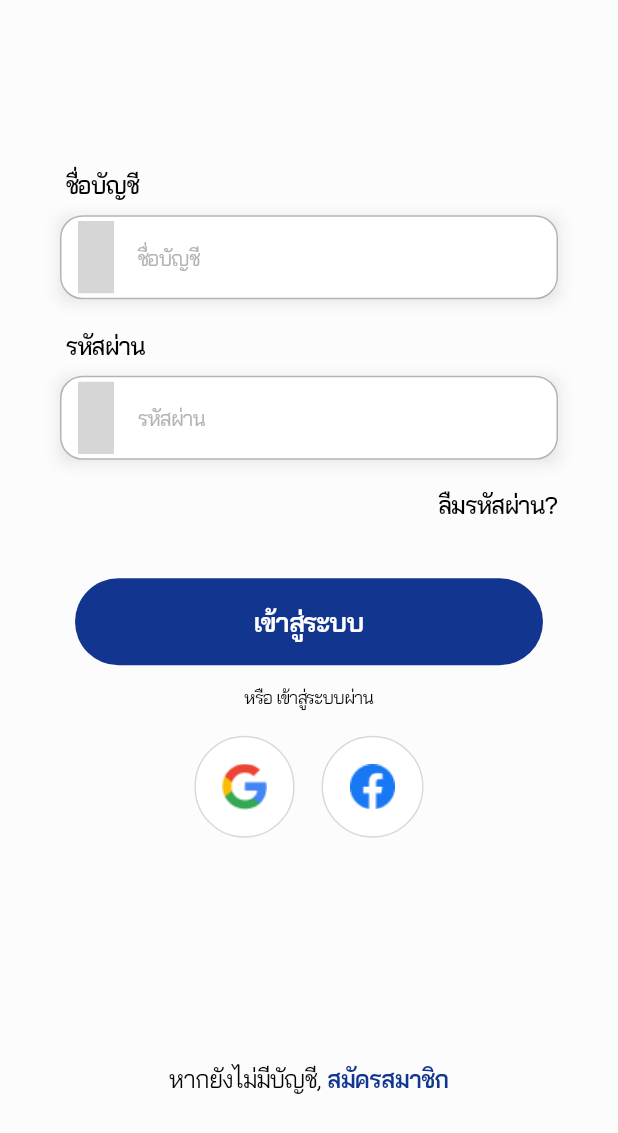
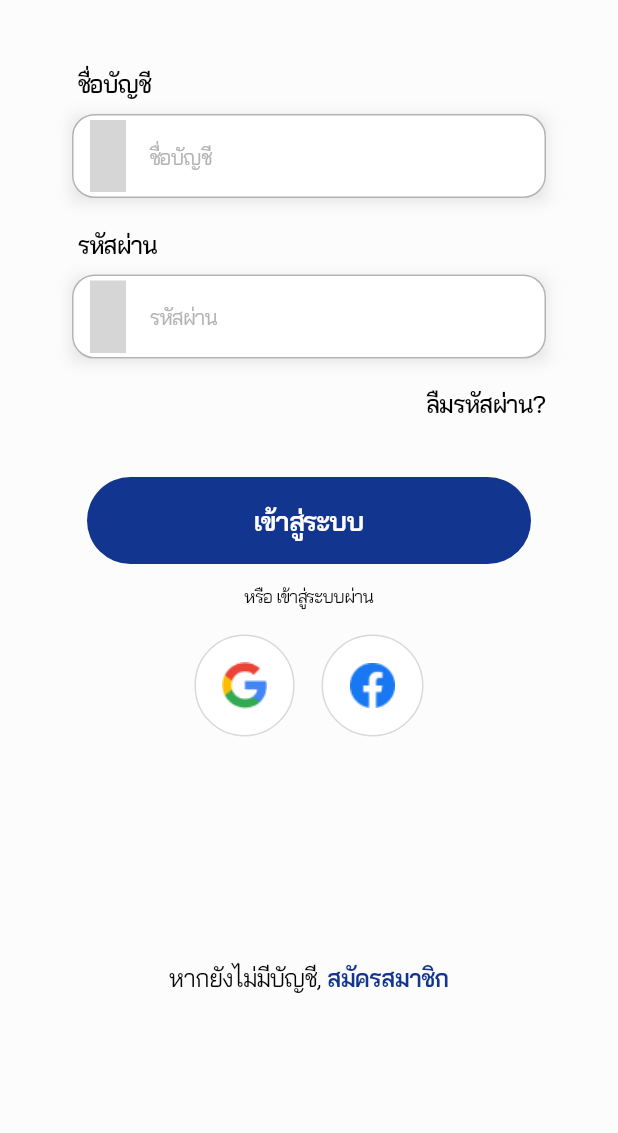
Before and after one commit to oattao123/MongTa, a Flutter app: the screen it shows after launch, on a phone screen of 412 x 824 dp. Shown: the top 1133 px of the screen. Run offline on Flutter 3.47's test engine with Material 3 defaults, Android fonts, the phone set to English and light mode, and no system bars; our stand-ins replace circle_nav_bar, go_router; missing offline and left inert: iconify_flutter; grey boxes are pictures that could not be loaded.

Commit message:
fix login bottom overflow

```diff
--- a/frontend/lib/pages/login.dart
+++ b/frontend/lib/pages/login.dart
@@ -23,11 +23,14 @@
     return Scaffold(
       backgroundColor: MainTheme.mainBackground, // background color
       body: SafeArea(
+        child: SingleChildScrollView( // Makes the content scrollable
           child: Center(
+            child: Padding(
+              padding: const EdgeInsets.symmetric(horizontal: 8.0), // Add padding for better layout
               child: Column(
                 mainAxisAlignment: MainAxisAlignment.center,
                 children: [
-              const SizedBox(height: 20), // Spacer
+                  const SizedBox(height: 45), // Spacer
 
                   // Username input field
                   EntryTextField(
@@ -51,7 +54,7 @@
 
                   const SizedBox(height: 19), // Spacer
 
-              // link for "ลืมรหัสผ่าน?"
+                  // Link for "ลืมรหัสผ่าน?"
                   const Padding(
                     padding: EdgeInsets.symmetric(horizontal: 40.0),
                     child: Row(
@@ -80,7 +83,7 @@
 
                   const SizedBox(height: 13), // Spacer
 
-              // divider for "หรือ เข้าสู่ระบบผ่าน"
+                  // Divider for "หรือ เข้าสู่ระบบผ่าน"
                   const Padding(
                     padding: EdgeInsets.symmetric(horizontal: 25.0),
                     child: Row(
@@ -116,7 +119,7 @@
 
                   const SizedBox(height: 17), // Spacer
 
-              // sign-in buttons for Google & Facebook
+                  // Sign-in buttons for Google & Facebook
                   const Row(
                     mainAxisAlignment: MainAxisAlignment.center,
                     children: [
@@ -148,7 +151,7 @@
                       ),
                       SizedBox(width: 4), // Spacer
 
-                  // hyperLinked for สมัครสมาชิก
+                      // Hyperlinked for สมัครสมาชิก
                       Text(
                         'สมัครสมาชิก',
                         style: TextStyle(
@@ -165,6 +168,8 @@
               ),
             ),
           ),
+        ),
+      ),
     );
   }
 }
```
Lines whose indentation alone changed are shown as unchanged.
